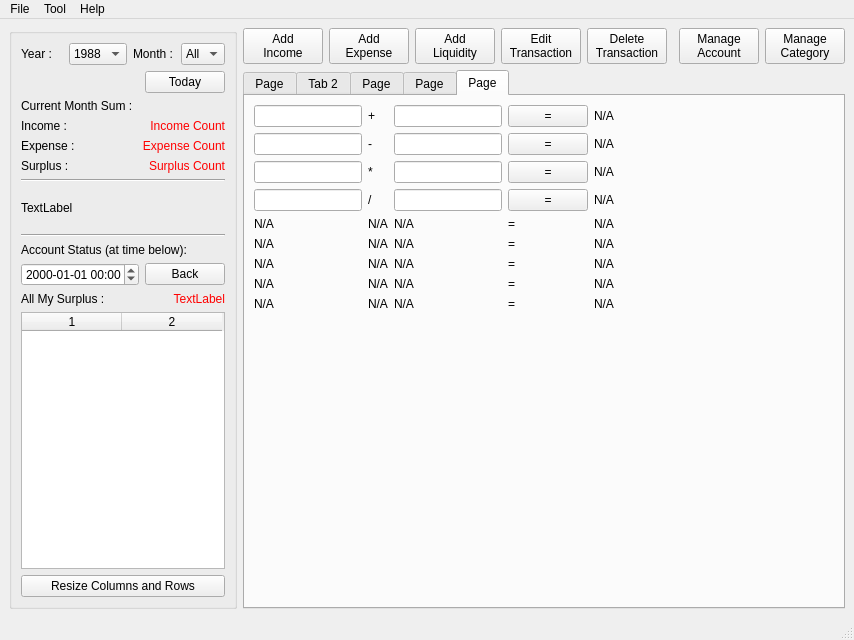
This is app_all/accountBook/ABMainWindow.ui in liyiji/account-book as Qt 5 draws it before an edit. The edited form follows.
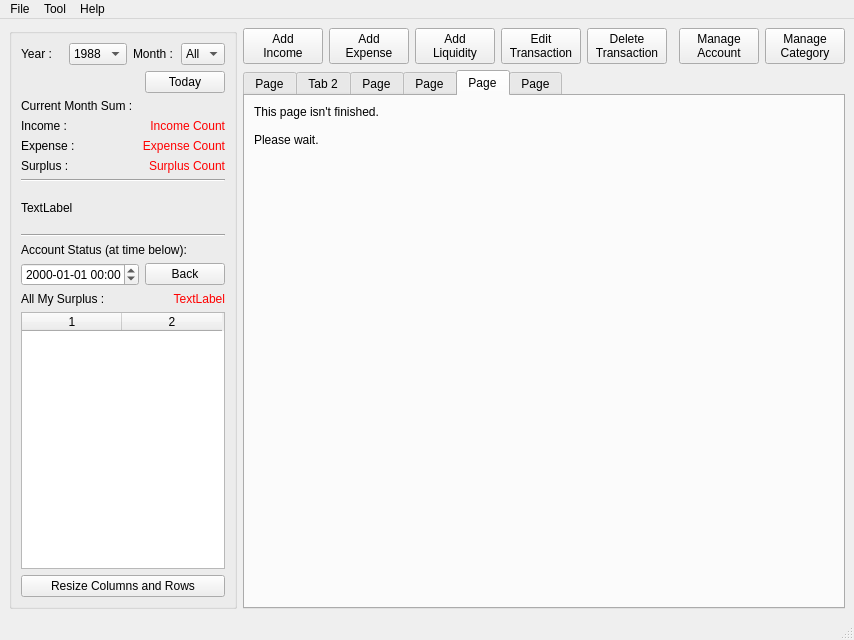
This is the edited form.

Commit message: 想起来要加一个功能，在主界面上添加了一个Tab，但是懒得弄，就先放在那里了

Diff of the .ui file:
```diff
--- a/app_all/accountBook/ABMainWindow.ui
+++ b/app_all/accountBook/ABMainWindow.ui
@@ -665,7 +665,36 @@
         </item>
        </layout>
       </widget>
-      <widget class="QWidget" name="tabCompute">
+      <widget class="QWidget" name="tabDebt">
+       <attribute name="title">
+        <string>Page</string>
+       </attribute>
+       <layout class="QGridLayout" name="gridLayout_5">
+        <item row="0" column="0">
+         <widget class="QLabel" name="label_14">
+          <property name="text">
+           <string>This page isn't finished.
+
+Please wait.</string>
+          </property>
+         </widget>
+        </item>
+        <item row="1" column="0">
+         <spacer name="verticalSpacer_2">
+          <property name="orientation">
+           <enum>Qt::Vertical</enum>
+          </property>
+          <property name="sizeHint" stdset="0">
+           <size>
+            <width>20</width>
+            <height>40</height>
+           </size>
+          </property>
+         </spacer>
+        </item>
+       </layout>
+      </widget>
+      <widget class="QWidget" name="tabCalculate">
        <attribute name="title">
         <string>Page</string>
        </attribute>
```
Left out of the diff: 2 changed lines with no effect on the pictures. The commit also changes 2 other files.
